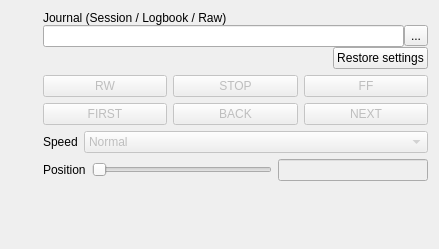
northriv/KAME, file kame/forms/journalreaderform.ui: the form before one commit.
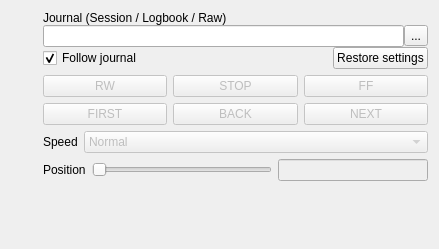
The form after the commit.

```diff
--- a/kame/forms/journalreaderform.ui
+++ b/kame/forms/journalreaderform.ui
@@ -85,6 +85,19 @@
          <property name="spacing">
           <number>4</number>
          </property>
+         <item>
+          <widget class="QCheckBox" name="m_ckbFollow">
+           <property name="toolTip">
+            <string>Put each record back through the settings that were in force when it was taken, instead of the ones in the tree now. Off is a real choice, not a fallback: changing one parameter and re-running is the normal thing to do.</string>
+           </property>
+           <property name="text">
+            <string>Follow journal</string>
+           </property>
+           <property name="checked">
+            <bool>true</bool>
+           </property>
+          </widget>
+         </item>
          <item>
           <spacer name="spacer_restore">
            <property name="orientation">
```
